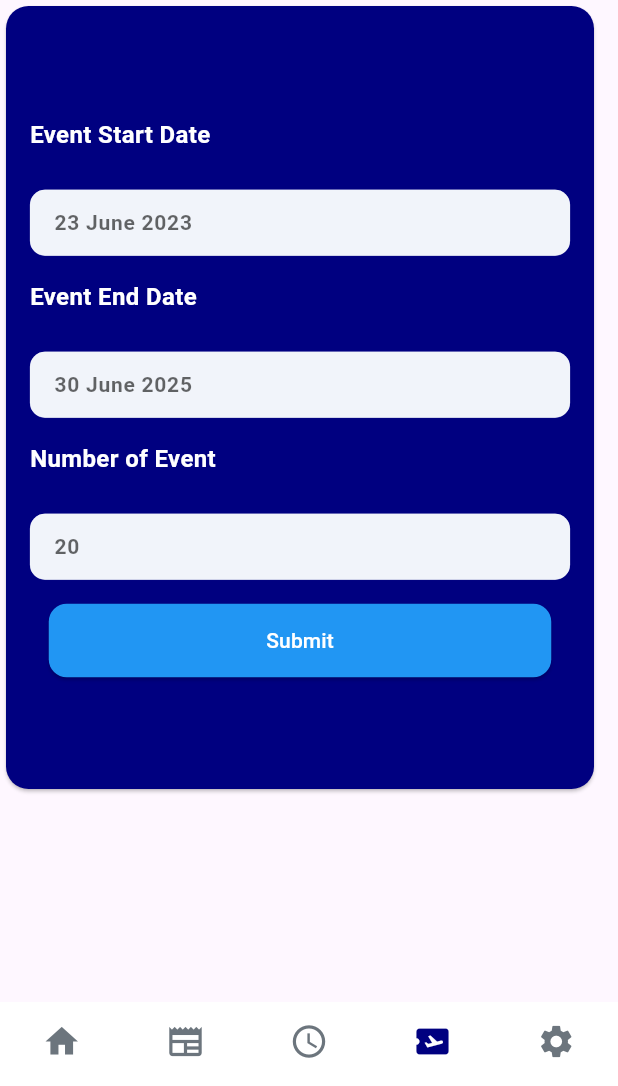
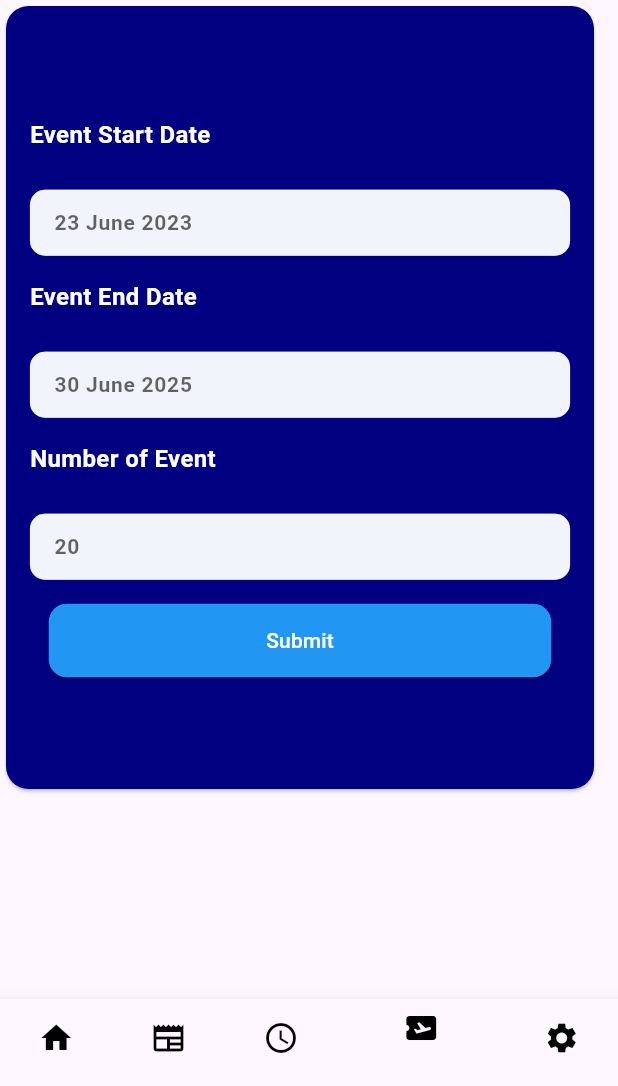
Before and after one commit to fwdAndroid/sportwave, a Flutter app: the MainDashboard screen opened directly, item 4 of the bottom bar chosen, on a phone screen of 412 x 824 dp, the part 150-1236 px from its top. Run offline on Flutter 3.47's test engine with Material 3 defaults, Android fonts, the phone set to English and light mode, and no system bars; drawn by our look-alikes of persistent_bottom_nav_bar; our stand-ins replace cloud_firestore, dio, firebase_auth, firebase_core, google_fonts; missing offline and left inert: flutter_stripe; accounts and stored records are empty; Roboto replaces fonts that are missing (Mulish).

Commit message:
Main DashboarD

```diff
--- a/lib/mobile_mode/main/main_dashboard.dart
+++ b/lib/mobile_mode/main/main_dashboard.dart
@@ -1,6 +1,5 @@
 import 'package:flutter/cupertino.dart';
 import 'package:flutter/material.dart';
-import 'package:persistent_bottom_nav_bar/persistent_bottom_nav_bar.dart';
 import 'package:sportwave/mobile_mode/colors.dart';
 import 'package:sportwave/mobile_mode/generate/genearate_app.dart';
 import 'package:sportwave/mobile_mode/main/faq_mobile_page.dart';
@@ -17,53 +16,21 @@ class MainDashboard extends StatefulWidget {
 }
 
 class _MainDashboardState extends State<MainDashboard> {
-  PersistentTabController? _controller;
-
-  @override
-  void initState() {
-    super.initState();
-    _controller = PersistentTabController(initialIndex: 0);
+  _changeTab(int index) {
+    setState(() {
+      _selectedTab = index;
+    });
   }
 
-  List<Widget> _buildScreens() {
-    return [
-      const HomePageMobile(),
-      const NewsPageMobile(),
-      const FaqMobilePage(),
-      const GenerateApp(),
-      const SettingMobilePage(),
-    ];
-  }
+  int _selectedTab = 0;
 
-  List<PersistentBottomNavBarItem> _navBarsItems() {
-    return [
-      PersistentBottomNavBarItem(
-        icon: const Icon(Icons.home),
-        activeColorPrimary: mobileBackgroundColor,
-        inactiveColorPrimary: textformColor,
-      ),
-      PersistentBottomNavBarItem(
-        icon: const Icon(Icons.newspaper),
-        activeColorPrimary: mobileBackgroundColor,
-        inactiveColorPrimary: textformColor,
-      ),
-      PersistentBottomNavBarItem(
-        icon: const Icon(Icons.query_builder),
-        activeColorPrimary: mobileBackgroundColor,
-        inactiveColorPrimary: textformColor,
-      ),
-      PersistentBottomNavBarItem(
-        icon: const Icon(Icons.airplane_ticket),
-        activeColorPrimary: mobileBackgroundColor,
-        inactiveColorPrimary: textformColor,
-      ),
-      PersistentBottomNavBarItem(
-        icon: const Icon(Icons.settings),
-        activeColorPrimary: mobileBackgroundColor,
-        inactiveColorPrimary: textformColor,
-      ),
-    ];
-  }
+  List _pages = [
+    const HomePageMobile(),
+    const NewsPageMobile(),
+    const FaqMobilePage(),
+    const GenerateApp(),
+    const SettingMobilePage(),
+  ];
 
   @override
   Widget build(BuildContext context) {
@@ -72,18 +39,48 @@ class _MainDashboardState extends State<MainDashboard> {
         final shouldPop = await _showExitDialog(context);
         return shouldPop ?? false; // Return false to prevent closing the app
       },
-      child: PersistentTabView(
-        context,
-        controller: _controller,
-        screens: _buildScreens(),
-        items: _navBarsItems(),
-        navBarStyle: NavBarStyle.style6, // Choose the nav bar style here
-        backgroundColor: colorwhite, // Set the background color for the nav bar
-        onItemSelected: (index) {
-          setState(() {
-            _controller!.index = index;
-          });
-        },
+      child: Scaffold(
+        backgroundColor: mainBtnColor,
+        body: _pages[_selectedTab],
+        bottomNavigationBar: BottomNavigationBar(
+          items: [
+            BottomNavigationBarItem(
+                icon: const Icon(
+                  Icons.home,
+                  color: black,
+                ),
+                label: "Home"),
+            BottomNavigationBarItem(
+                icon: const Icon(
+                  Icons.newspaper,
+                  color: black,
+                ),
+                label: "News"),
+            BottomNavigationBarItem(
+                icon: const Icon(
+                  Icons.query_builder,
+                  color: black,
+                ),
+                label: "FAQ"),
+            BottomNavigationBarItem(
+                icon: const Icon(
+                  Icons.airplane_ticket,
+                  color: black,
+                ),
+                label: "Generate"),
+            BottomNavigationBarItem(
+                icon: const Icon(
+                  Icons.settings,
+                  color: black,
+                ),
+                label: "Settings"),
+          ],
+          backgroundColor:
+              mainBtnColor, // Set the background color for the nav bar
+          selectedIconTheme: IconThemeData(color: mainBtnColor),
+          onTap: (index) => _changeTab(index),
+          currentIndex: _selectedTab,
+        ),
       ),
     );
   }
--- a/lib/mobile_mode/subscription/subscription_one.dart
+++ b/lib/mobile_mode/subscription/subscription_one.dart
@@ -29,7 +29,7 @@ class _SubscriptionOneState extends State<SubscriptionOne> {
           const Padding(
             padding: EdgeInsets.all(8.0),
             child: Text(
-              "One Month Subscription to get free access of Subscription in just 2s0 Euro",
+              "One Month Subscription to get free access of Subscription in just 20 Euro",
               textAlign: TextAlign.center,
             ),
           ),
```
